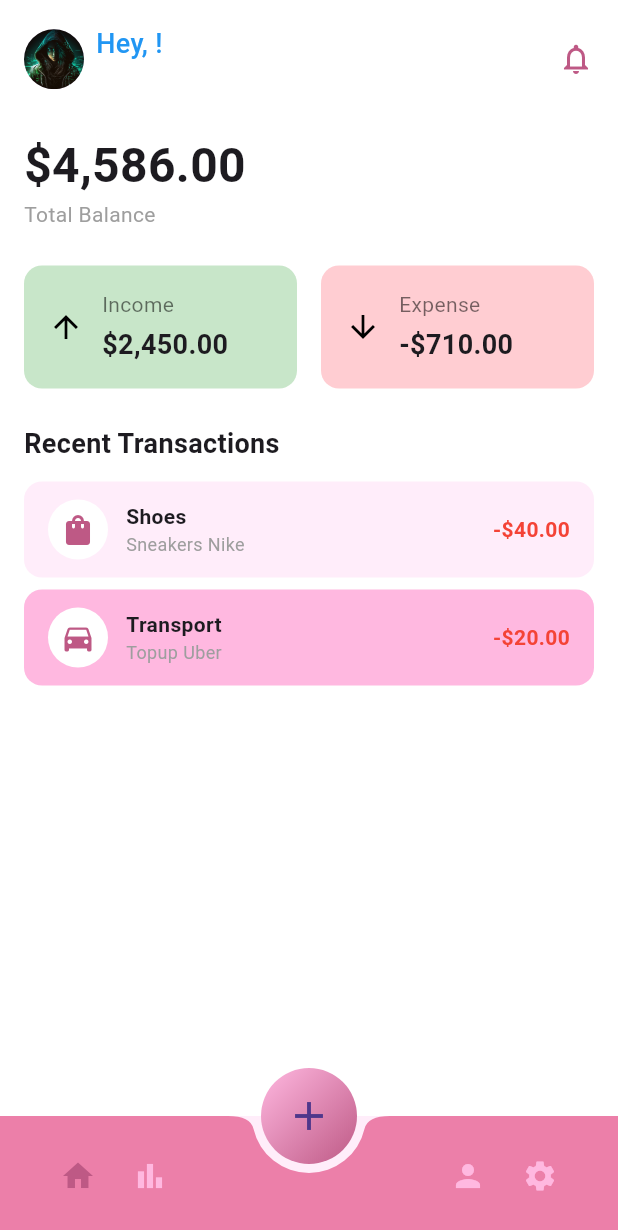
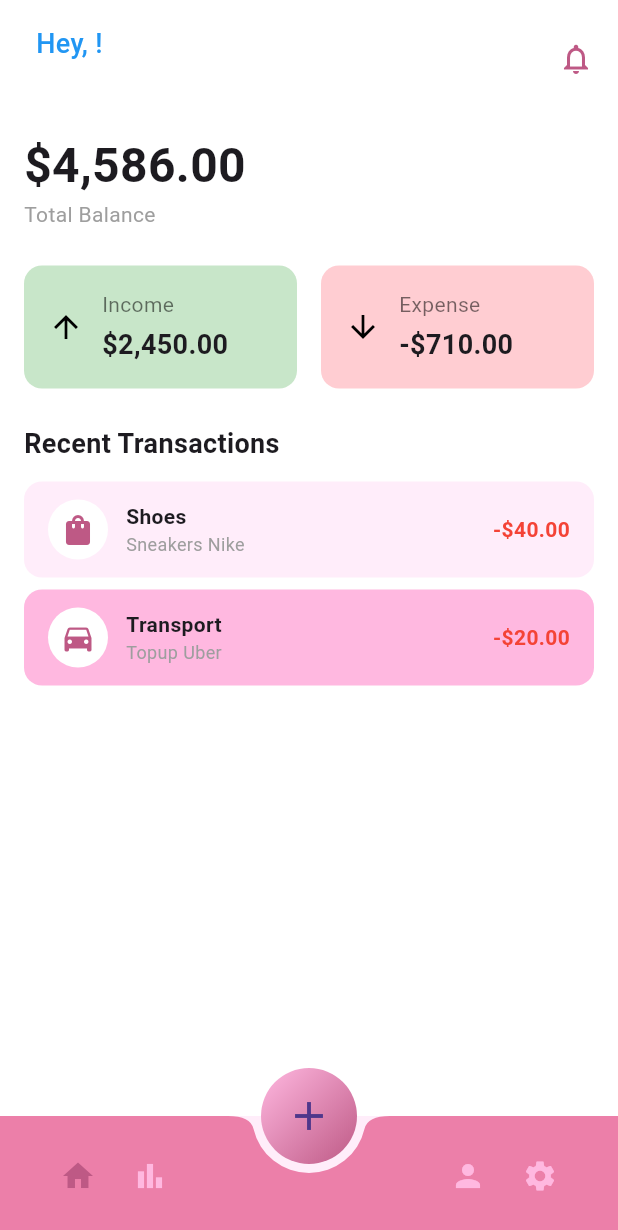
Before and after one commit to suvarnaks1/expancetracker, a Flutter app: the screen it shows once a user with an empty profile is signed in, on a phone screen of 412 x 824 dp. Shown: the top 1230 px of the screen. Run offline on Flutter 3.47's test engine with Material 3 defaults, Android fonts, the phone set to English and light mode, and no system bars; our stand-ins replace cloud_firestore, firebase_auth, firebase_core, firebase_storage, fl_chart, loader_overlay; accounts and stored records are empty.

Commit message:
edit home page

```diff
--- a/lib/view/common/home_screen.dart
+++ b/lib/view/common/home_screen.dart
@@ -23,14 +23,13 @@ class FinanceDashboard extends StatelessWidget {
       stream: FirebaseAuth.instance.userChanges(),
       builder: (context, snapshot) {
         final user = snapshot.data;
+
         return Row(
           children: [
+            if (user?.photoURL != null)
               CircleAvatar(
                 radius: 20,
-                            backgroundImage: user?.photoURL != null
-                                ? NetworkImage(user!.photoURL!)
-                                : AssetImage('assets/default_avatar.jpg')
-                                    as ImageProvider,
+                backgroundImage: NetworkImage(user!.photoURL!),
               ),
             const SizedBox(width: 8),
             Column(
@@ -38,7 +37,7 @@ class FinanceDashboard extends StatelessWidget {
               children: [
                 Text(
                   'Hey, ${user?.displayName ?? 'User'}!',
-                                style: TextStyle(
+                  style: const TextStyle(
                     fontSize: 18,
                     color: Colors.blue,
                     fontWeight: FontWeight.w500,
@@ -58,9 +57,13 @@ class FinanceDashboard extends StatelessWidget {
         );
       },
     ),
-                  Icon(Icons.notifications_none, color: AppColors.deepPink),
+    const Icon(
+      Icons.notifications_none,
+      color: AppColors.deepPink, // Make sure this color is defined in AppColors
+    ),
   ],
 ),
+
               const SizedBox(height: 24),
 
               // Total Balance
```
Lines whose indentation alone changed are shown as unchanged.
